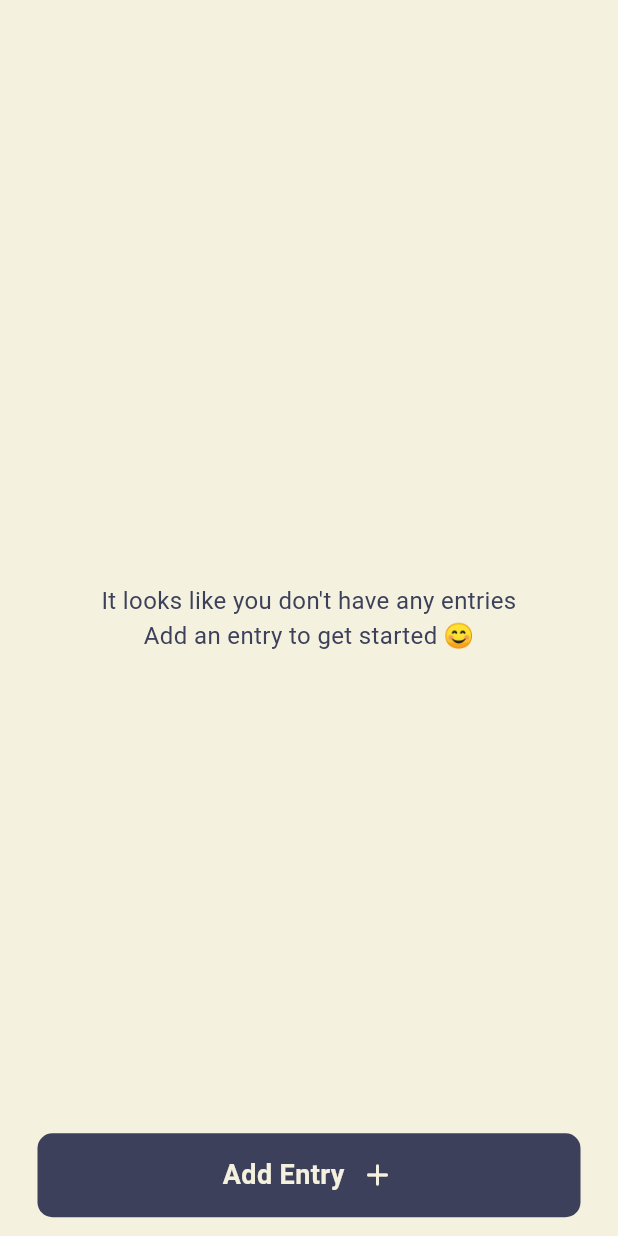
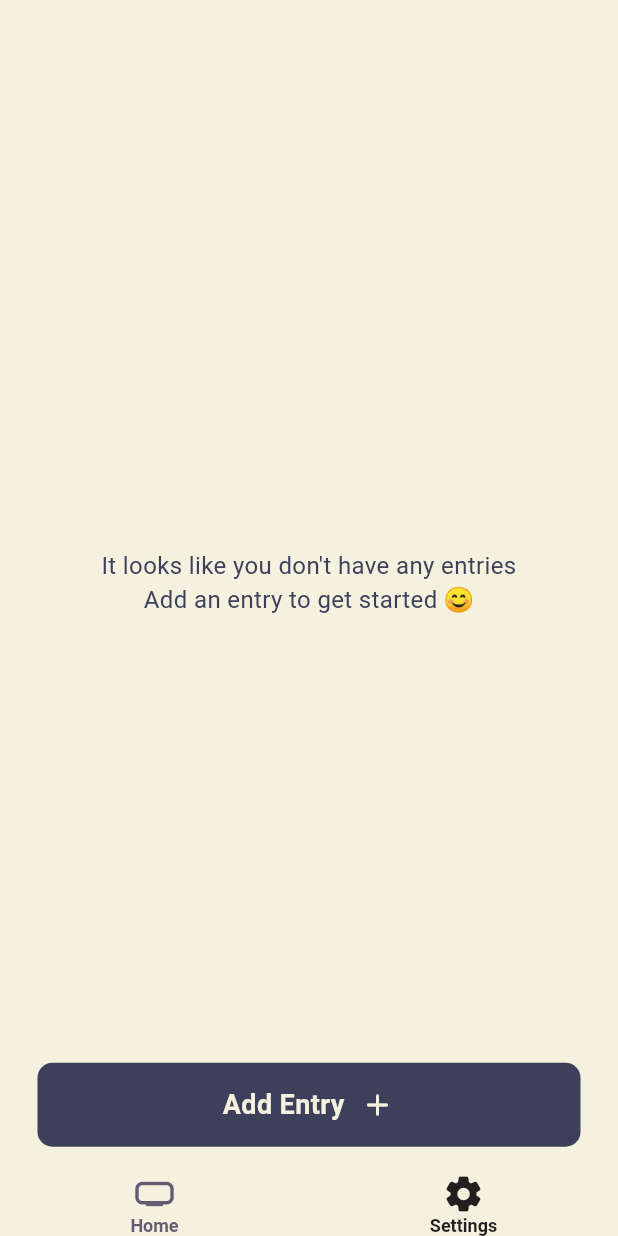
Before and after one commit to benweschler/mood_tracker, a Flutter app: the screen it shows after launch, on a phone screen of 412 x 824 dp. Run offline on Flutter 3.47's test engine with Material 2 defaults, Android fonts, the phone set to English and light mode, and no system bars; our stand-ins replace equatable, go_router, hive, hive_flutter, table_calendar; accounts and stored records are empty.

Commit message:
Migrated to go router and added van bar. Didn't migrate internal navigation to use go router.
Other small changes.

```diff
--- /dev/null
+++ b/lib/data/entry_tag.dart
@@ -0,0 +1,13 @@
+import 'package:flutter/widgets.dart';
+
+class EntryTag {
+  final String label;
+  final IconData icon;
+  final Color color;
+
+  const EntryTag({
+    required this.label,
+    required this.icon,
+    required this.color,
+  });
+}
--- a/lib/main.dart
+++ b/lib/main.dart
@@ -1,11 +1,10 @@
 import 'package:flutter/material.dart';
-import 'package:flutter/services.dart';
 import 'package:parchment/bootstrapper.dart';
+import 'package:parchment/router.dart';
 
 import 'package:parchment/theme.dart';
 import 'package:provider/provider.dart';
 
-import 'screens/home/home.dart';
 import 'models/mood_entry_model.dart';
 
 void main() async {
@@ -13,26 +12,21 @@ void main() async {
 
   await Bootstrapper.bootstrap();
 
-  final MoodEntryModel moodModel = MoodEntryModel();
-
-  runApp(ChangeNotifierProvider<MoodEntryModel>.value(
-    value: moodModel,
-    child: const MoodTracker(),
+  runApp(ChangeNotifierProvider<MoodEntryModel>(
+    create: (_) => MoodEntryModel(),
+    child: const ParchmentApp(),
   ));
 }
 
-class MoodTracker extends StatelessWidget {
-  const MoodTracker({super.key});
+class ParchmentApp extends StatelessWidget {
+  const ParchmentApp({super.key});
 
-  // This widget is the root of your application.
   @override
   Widget build(BuildContext context) {
-    return MaterialApp(
+    return MaterialApp.router(
       theme: AppTheme.theme,
-      home: const AnnotatedRegion<SystemUiOverlayStyle>(
-        value: SystemUiOverlayStyle.dark,
-        child: Home(),
-      ),
+      debugShowCheckedModeBanner: false,
+      routerConfig: AppRouter().appRouter,
     );
   }
 }
--- /dev/null
+++ b/lib/main_app_scaffold.dart
@@ -0,0 +1,139 @@
+import 'package:flutter/material.dart';
+import 'package:go_router/go_router.dart';
+import 'package:parchment/theme.dart';
+
+const List<NavigationTab> _bottomNavigationTabs = [
+  NavigationTab(
+    rootLocation: "/home",
+    icon: Icons.home_max_rounded,
+    label: "Home",
+  ),
+  NavigationTab(
+    rootLocation: "/settings",
+    icon: Icons.settings_rounded,
+    label: "Settings",
+  ),
+];
+
+class MainAppScaffold extends StatefulWidget {
+  final Widget body;
+
+  const MainAppScaffold({Key? key, required this.body}) : super(key: key);
+
+  @override
+  State<MainAppScaffold> createState() => _MainAppScaffoldState();
+}
+
+class _MainAppScaffoldState extends State<MainAppScaffold> {
+  void _onItemTapped(BuildContext context, String rootLocation) {
+    if (GoRouter.of(context).location.startsWith(rootLocation)) return;
+    context.go(rootLocation);
+  }
+
+  @override
+  Widget build(BuildContext context) {
+    return Column(
+      children: [
+        Expanded(child: Scaffold(body: widget.body)),
+        // The navigation bar does not have a Scaffold, and therefore does not
+        // have a DefaultTextStyle, as its ancestor, so provide one here.
+        DefaultTextStyle(
+          style: const TextStyle(),
+          child: CustomNavigationBar(
+            selectedRouteName: GoRouter.of(context).location,
+            onTabTap: (rootLocation) => _onItemTapped(context, rootLocation),
+          ),
+        ),
+      ],
+    );
+  }
+}
+
+class CustomNavigationBar extends StatelessWidget {
+  final String selectedRouteName;
+
+  /// Returns the route path corresponding to the tapped tab.
+  final ValueChanged<String> onTabTap;
+
+  const CustomNavigationBar({
+    Key? key,
+    required this.selectedRouteName,
+    required this.onTabTap,
+  }) : super(key: key);
+
+  @override
+  Widget build(BuildContext context) {
+    return ColoredBox(
+      color: Theme.of(context).scaffoldBackgroundColor,
+      child: SafeArea(
+        top: false,
+        minimum: const EdgeInsets.only(top: Insets.xs),
+        child: Row(
+          children: [
+            for (var tab in _bottomNavigationTabs)
+              Expanded(
+                child: NavigationBarButton(
+                  icon: tab.icon,
+                  label: tab.label,
+                  isActive: tab.rootLocation == selectedRouteName,
+                  onTap: () => onTabTap(tab.rootLocation),
+                ),
+              )
+          ],
+        ),
+      ),
+    );
+  }
+}
+
+class NavigationBarButton extends StatelessWidget {
+  final IconData icon;
+  final String label;
+  final bool isActive;
+  final GestureTapCallback onTap;
+
+  const NavigationBarButton({
+    Key? key,
+    required this.icon,
+    required this.label,
+    required this.isActive,
+    required this.onTap,
+  }) : super(key: key);
+
+  @override
+  Widget build(BuildContext context) {
+    final color = isActive
+        ? Theme.of(context).colorScheme.secondary
+        : IconTheme.of(context).color!;
+
+    return GestureDetector(
+      behavior: HitTestBehavior.translucent,
+      onTap: onTap,
+      child: Column(
+        mainAxisSize: MainAxisSize.min,
+        children: [
+          Icon(icon, size: 28, color: color),
+          Text(
+            label,
+            style: TextStyles.caption.copyWith(
+              fontWeight: FontWeight.w600,
+              color: color,
+            ),
+          ),
+        ],
+      ),
+    );
+  }
+}
+
+class NavigationTab {
+  final String rootLocation;
+  final IconData icon;
+  final String label;
+
+  const NavigationTab({
+    required this.rootLocation,
+    required this.icon,
+    required this.label,
+  });
+}
--- /dev/null
+++ b/lib/router.dart
@@ -0,0 +1,41 @@
+import 'package:flutter/services.dart';
+import 'package:flutter/widgets.dart';
+import 'package:go_router/go_router.dart';
+import 'package:parchment/screens/home/home.dart';
+import 'package:parchment/screens/settings.dart';
+
+import 'main_app_scaffold.dart';
+
+class AppRouter {
+  // Private navigators
+  final _rootNavigatorKey = GlobalKey<NavigatorState>();
+  final _shellNavigatorKey = GlobalKey<NavigatorState>();
+
+  GoRouter get appRouter => GoRouter(
+        initialLocation: "/home",
+        navigatorKey: _rootNavigatorKey,
+        routes: [
+          ShellRoute(
+            navigatorKey: _shellNavigatorKey,
+            builder: (context, state, child) => MainAppScaffold(body: child),
+            routes: [
+              GoRoute(
+                path: "/home",
+                pageBuilder: (context, state) => const NoTransitionPage(
+                  child: AnnotatedRegion<SystemUiOverlayStyle>(
+                    value: SystemUiOverlayStyle.dark,
+                    child: HomeScreen(),
+                  ),
+                ),
+              ),
+              GoRoute(
+                path: "/settings",
+                pageBuilder: (context, state) => const NoTransitionPage(
+                  child: SettingsScreen(),
+                ),
+              ),
+            ],
+          ),
+        ],
+      );
+}
--- a/lib/screens/edit_entry_flow/views/entry_details_view/entry_details_view.dart
+++ b/lib/screens/edit_entry_flow/views/entry_details_view/entry_details_view.dart
@@ -43,7 +43,23 @@ class EntryDetailsView extends StatelessWidget {
                     bottom: Insets.offset +
                         MediaQuery.of(context).viewPadding.bottom,
                   ),
-                  child: ActionButton(
+                  child: const AddEntryButton(),
+                ),
+              ],
+            ),
+          ),
+        ),
+      ),
+    );
+  }
+}
+
+class AddEntryButton extends StatelessWidget {
+  const AddEntryButton({Key? key}) : super(key: key);
+
+  @override
+  Widget build(BuildContext context) {
+    return ActionButton(
       onTap: () async {
         final template = context.read<EntryTemplate>();
         final model = context.read<MoodEntryModel>();
@@ -70,13 +86,6 @@ class EntryDetailsView extends StatelessWidget {
       color: AppColors.contrastColor,
       label: "Save",
       icon: Icons.done_rounded,
-                  ),
-                ),
-              ],
-            ),
-          ),
-        ),
-      ),
     );
   }
 }
--- a/lib/screens/home/home.dart
+++ b/lib/screens/home/home.dart
@@ -12,14 +12,14 @@ import 'package:parchment/widgets/styled_icon.dart';
 import 'components/calendar_view.dart';
 import 'components/timeline_view.dart';
 
-class Home extends StatefulWidget {
-  const Home({Key? key}) : super(key: key);
+class HomeScreen extends StatefulWidget {
+  const HomeScreen({Key? key}) : super(key: key);
 
   @override
-  State<Home> createState() => _HomeState();
+  State<HomeScreen> createState() => _HomeScreenState();
 }
 
-class _HomeState extends State<Home> {
+class _HomeScreenState extends State<HomeScreen> {
   final _controller = PageController();
 
   @override
--- /dev/null
+++ b/lib/screens/settings.dart
@@ -0,0 +1,10 @@
+import 'package:flutter/material.dart';
+
+class SettingsScreen extends StatelessWidget {
+  const SettingsScreen({Key? key}) : super(key: key);
+
+  @override
+  Widget build(BuildContext context) {
+    return const Scaffold(body: Center(child: Text("Settings")));
+  }
+}
--- a/lib/theme.dart
+++ b/lib/theme.dart
@@ -27,12 +27,11 @@ abstract class Insets {
 abstract class TextStyles {
   static const Color _textColor = AppColors.contrastColor;
 
-  static const heading =
-      TextStyle(color: _textColor, fontSize: 28, fontWeight: FontWeight.bold);
-  static const title =
-      TextStyle(color: _textColor, fontSize: 18, fontWeight: FontWeight.w600);
-  static const body1 = TextStyle(color: _textColor, fontSize: 16);
-  static const body2 = TextStyle(color: _textColor, fontSize: 14);
+  static const heading = TextStyle(fontSize: 28, color: _textColor, fontWeight: FontWeight.bold);
+  static const title = TextStyle(fontSize: 18, color: _textColor, fontWeight: FontWeight.w600);
+  static const body1 = TextStyle(fontSize: 16, color: _textColor);
+  static const body2 = TextStyle(fontSize: 14, color: _textColor);
+  static const caption = TextStyle(fontSize: 12, fontWeight: FontWeight.normal);
 }
 
 abstract class Durations {
--- a/pubspec.yaml
+++ b/pubspec.yaml
@@ -43,6 +43,7 @@ dependencies:
   shared_preferences: ^2.0.15
   hive: ^2.2.3
   hive_flutter: ^1.1.0
+  go_router: ^6.0.5
 
 dev_dependencies:
   flutter_test:
```
Also changed, not shown: pubspec.lock, 1 other file. Lines whose indentation alone changed are shown as unchanged.
